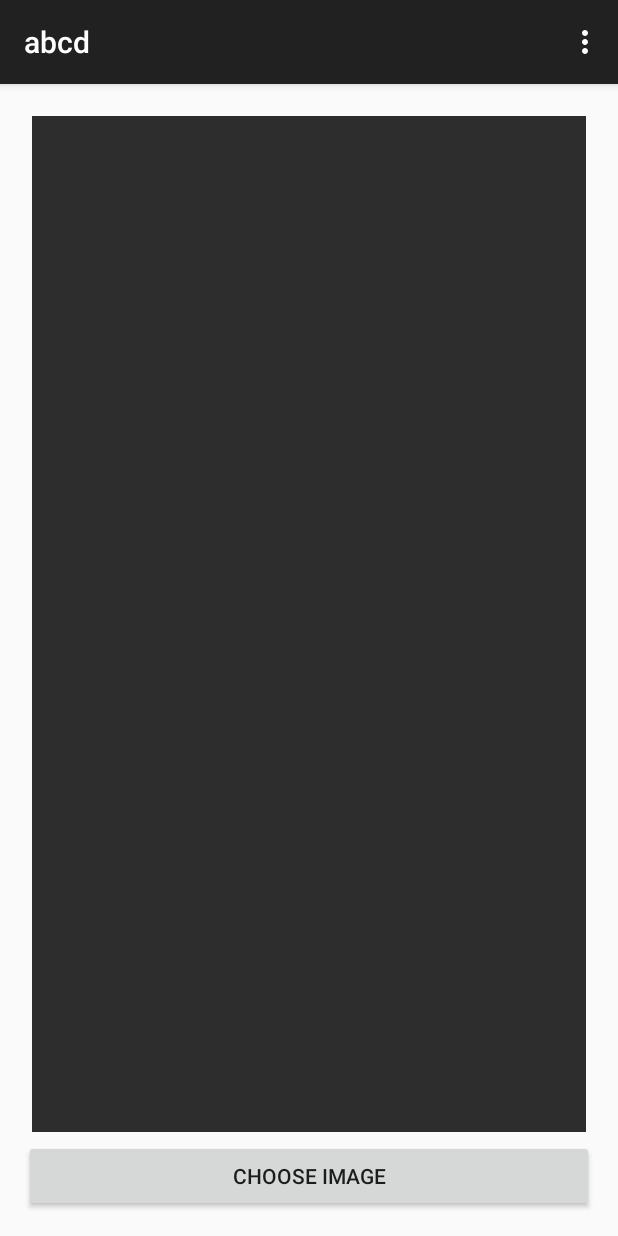
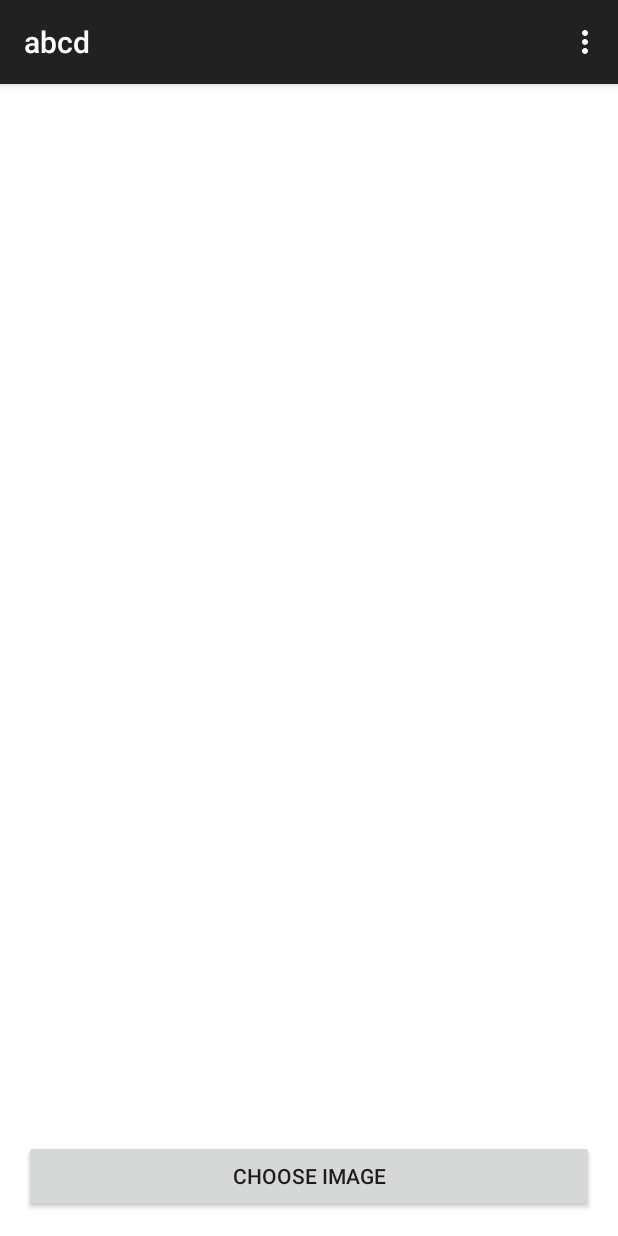
Before and after one commit to agaurav77/abcd, an Android app: the screen it shows after launch (ReportActivity), on a phone screen of 412 x 824 dp. Run offline under Robolectric (Android 15) with nearby library versions, the phone set to English and light mode, and no system bars.

Commit message:
done with image loading (2)

```diff
--- a/app/src/main/res/layout/activity_report.xml
+++ b/app/src/main/res/layout/activity_report.xml
@@ -8,14 +8,15 @@
     android:paddingTop="@dimen/activity_vertical_margin"
     android:paddingBottom="@dimen/activity_vertical_margin"
     tools:context=".ReportActivity"
-    android:id="@+id/relativelayout1">
+    android:id="@+id/relativelayout1"
+    android:background="@color/bgcolor">
 
     <ImageView
         android:layout_width="match_parent"
         android:layout_height="match_parent"
         android:layout_margin="5dp"
         android:id="@+id/imageview_chosen"
-        android:background="#2d2d2d"
+        android:background="@color/bgcolor"
         android:contentDescription="@string/imageview_chosen_description"
         android:layout_above="@+id/button" />
     <Button
```
